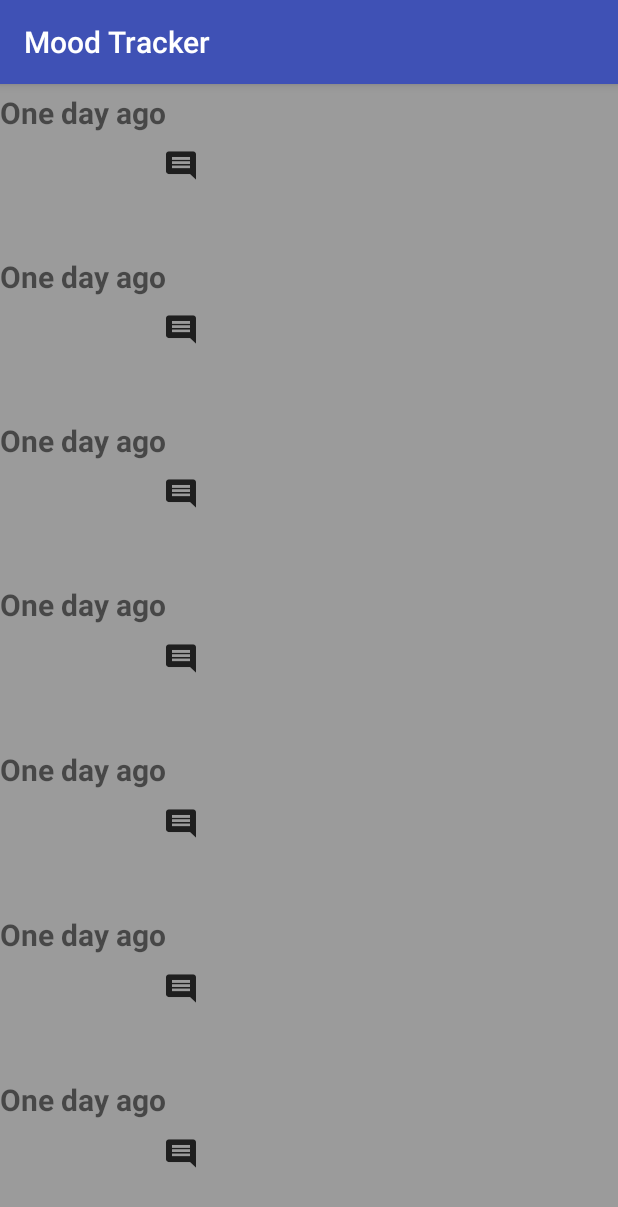
After one commit to gelita/MoodTracker, an Android app: the HistoryActivity screen opened directly, with no data from a screen before it, on a phone screen of 412 x 824 dp. The commit adds this screen. Shown: the top 1207 px of the screen. Run offline under Robolectric (Android 15) with nearby library versions, the light colour scheme and no system bars.

Commit message:
added history activity layout file

```diff
--- a/app/src/main/AndroidManifest.xml
+++ b/app/src/main/AndroidManifest.xml
@@ -9,8 +9,9 @@
         android:roundIcon="@mipmap/ic_launcher_round"
         android:supportsRtl="true"
         android:theme="@style/AppTheme">
-        <activity android:name=".MoodHistory"></activity>
-        <activity android:name=".MainActivity">
+        <activity android:name=".Controller.HistoryActivity"></activity>
+        <activity android:name=".Controller.MoodHistory" />
+        <activity android:name=".Controller.MainActivity">
             <intent-filter>
                 <action android:name="android.intent.action.MAIN" />
 
--- /dev/null
+++ b/app/src/main/java/com/fanikiosoftware/moodtracker/Controller/HistoryActivity.java
@@ -0,0 +1,27 @@
+package com.fanikiosoftware.moodtracker.Controller;
+
+import android.os.Bundle;
+import android.support.v7.app.AppCompatActivity;
+import android.view.View;
+import android.widget.Button;
+
+import com.fanikiosoftware.moodtracker.R;
+
+public class HistoryActivity extends AppCompatActivity {
+
+    //message buttons by day btn1=1day ago..btn7=week ago
+    private Button btn1,btn2,btn3,btn4,btn5,btn6,btn7;
+
+    @Override
+    protected void onCreate(Bundle savedInstanceState) {
+        super.onCreate(savedInstanceState);
+        setContentView(R.layout.activity_history);
+        setActivityBackgroundColor(R.color.warm_grey);
+
+    }
+
+    public void setActivityBackgroundColor(int color) {
+        View view = this.getWindow().getDecorView();
+        view.setBackgroundResource(color);
+    }
+}
--- /dev/null
+++ b/app/src/main/java/com/fanikiosoftware/moodtracker/Controller/MainActivity.java
@@ -0,0 +1,53 @@
+package com.fanikiosoftware.moodtracker.Controller;
+
+import android.content.Intent;
+import android.os.Bundle;
+import android.support.v7.app.AppCompatActivity;
+import android.view.View;
+import android.widget.ImageButton;
+import android.widget.ImageView;
+import android.widget.Toast;
+
+import com.fanikiosoftware.moodtracker.R;
+
+public class MainActivity extends AppCompatActivity {
+
+    private ImageView ivMood;
+    private ImageButton mAddButton;
+    private ImageButton mHistoryButton;
+
+    @Override
+    protected void onCreate(final Bundle savedInstanceState) {
+        super.onCreate(savedInstanceState);
+        //checkNewUser();
+        //set default color background for first play
+        setActivityBackgroundColor(R.color.banana_yellow);
+        setContentView(R.layout.activity_main);
+        ivMood = findViewById(R.id.ivMood);
+        ivMood.setImageResource(R.drawable.great_mood);
+        mAddButton = findViewById(R.id.btnAdd);
+        mHistoryButton = findViewById(R.id.btnHistory);
+        //setup button listeners
+        mAddButton.setOnClickListener(new View.OnClickListener() {
+            @Override
+            public void onClick(View v) {
+                //todo
+                Toast.makeText(MainActivity.this, "Hi, I'm the Add button!", Toast.LENGTH_SHORT).show();
+            }
+        });
+        mHistoryButton.setOnClickListener(new View.OnClickListener() {
+            @Override
+            public void onClick(View v) {
+                Intent historyActivityIntent = new Intent(MainActivity.this ,HistoryActivity.class);
+                startActivity(historyActivityIntent);
+            }
+        });
+    }
+
+    public void setActivityBackgroundColor(int color) {
+        View view = this.getWindow().getDecorView();
+        view.setBackgroundResource(color);
+    }
+
+
+}
--- a/app/src/main/java/com/fanikiosoftware/moodtracker/MainActivity.java
+++ /dev/null
@@ -1,25 +0,0 @@
-package com.fanikiosoftware.moodtracker;
-
-import android.os.Bundle;
-import android.support.v7.app.AppCompatActivity;
-import android.view.View;
-import android.widget.ImageView;
-
-public class MainActivity extends AppCompatActivity {
-
-    ImageView ivMood;
-
-    @Override
-    protected void onCreate(Bundle savedInstanceState) {
-        super.onCreate(savedInstanceState);
-        setActivityBackgroundColor(R.color.banana_yellow);
-        setContentView(R.layout.activity_main);
-        ivMood = findViewById(R.id.ivMood);
-        ivMood.setImageResource(R.drawable.great_mood);
-    }
-
-    public void setActivityBackgroundColor(int color) {
-        View view = this.getWindow().getDecorView();
-        view.setBackgroundResource(color);
-    }
-}
--- a/app/src/main/java/com/fanikiosoftware/moodtracker/MoodHistory.java
+++ /dev/null
@@ -1,13 +0,0 @@
-package com.fanikiosoftware.moodtracker;
-
-import android.support.v7.app.AppCompatActivity;
-import android.os.Bundle;
-
-public class MoodHistory extends AppCompatActivity {
-
-    @Override
-    protected void onCreate(Bundle savedInstanceState) {
-        super.onCreate(savedInstanceState);
-        setContentView(R.layout.activity_mood_history);
-    }
-}
--- /dev/null
+++ b/app/src/main/res/layout/activity_history.xml
@@ -0,0 +1,179 @@
+<?xml version="1.0" encoding="utf-8"?>
+<LinearLayout
+    android:layout_height="match_parent"
+    android:layout_width="match_parent"
+    xmlns:android="http://schemas.android.com/apk/res/android"
+    android:weightSum="7"
+    android:orientation="vertical">
+
+    <LinearLayout
+        android:layout_width="match_parent"
+        android:layout_height="0dp"
+        android:layout_weight="1"
+        android:orientation="horizontal">
+
+        <TextView
+            android:layout_width="wrap_content"
+            android:layout_height="wrap_content"
+            android:layout_gravity="start"
+            android:paddingTop="5dp"
+            android:text="@string/one_day_ago"
+            android:fontFamily="sans-serif"
+            android:textSize="20sp"
+            android:textStyle="bold"
+            android:gravity="start"/>
+
+        <ImageButton
+            android:layout_width="wrap_content"
+            android:layout_height="wrap_content"
+            android:src="@drawable/ic_comment_black_48px"
+            android:layout_gravity="center_vertical"
+            android:background="@null"/>
+    </LinearLayout>
+    <LinearLayout
+        android:layout_width="match_parent"
+        android:layout_height="0dp"
+        android:layout_weight="1"
+        android:orientation="horizontal">
+
+        <TextView
+            android:layout_width="wrap_content"
+            android:layout_height="wrap_content"
+            android:layout_gravity="start"
+            android:paddingTop="5dp"
+            android:text="@string/one_day_ago"
+            android:fontFamily="sans-serif"
+            android:textSize="20sp"
+            android:textStyle="bold"
+            android:gravity="start"/>
+
+        <ImageButton
+            android:layout_width="wrap_content"
+            android:layout_height="wrap_content"
+            android:src="@drawable/ic_comment_black_48px"
+            android:layout_gravity="center_vertical"
+            android:background="@null"/>
+    </LinearLayout>
+    <LinearLayout
+        android:layout_width="match_parent"
+        android:layout_height="0dp"
+        android:layout_weight="1"
+        android:orientation="horizontal">
+
+        <TextView
+            android:layout_width="wrap_content"
+            android:layout_height="wrap_content"
+            android:layout_gravity="start"
+            android:paddingTop="5dp"
+            android:text="@string/one_day_ago"
+            android:fontFamily="sans-serif"
+            android:textSize="20sp"
+            android:textStyle="bold"
+            android:gravity="start"/>
+
+        <ImageButton
+            android:layout_width="wrap_content"
+            android:layout_height="wrap_content"
+            android:src="@drawable/ic_comment_black_48px"
+            android:layout_gravity="center_vertical"
+            android:background="@null"/>
+    </LinearLayout>
+    <LinearLayout
+        android:layout_width="match_parent"
+        android:layout_height="0dp"
+        android:layout_weight="1"
+        android:orientation="horizontal">
+
+        <TextView
+            android:layout_width="wrap_content"
+            android:layout_height="wrap_content"
+            android:layout_gravity="start"
+            android:paddingTop="5dp"
+            android:text="@string/one_day_ago"
+            android:fontFamily="sans-serif"
+            android:textSize="20sp"
+            android:textStyle="bold"
+            android:gravity="start"/>
+
+        <ImageButton
+            android:layout_width="wrap_content"
+            android:layout_height="wrap_content"
+            android:src="@drawable/ic_comment_black_48px"
+            android:layout_gravity="center_vertical"
+            android:background="@null"/>
+    </LinearLayout>
+    <LinearLayout
+        android:layout_width="match_parent"
+        android:layout_height="0dp"
+        android:layout_weight="1"
+        android:orientation="horizontal">
+
+        <TextView
+            android:layout_width="wrap_content"
+            android:layout_height="wrap_content"
+            android:layout_gravity="start"
+            android:paddingTop="5dp"
+            android:text="@string/one_day_ago"
+            android:fontFamily="sans-serif"
+            android:textSize="20sp"
+            android:textStyle="bold"
+            android:gravity="start"/>
+
+        <ImageButton
+            android:layout_width="wrap_content"
+            android:layout_height="wrap_content"
+            android:src="@drawable/ic_comment_black_48px"
+            android:layout_gravity="center_vertical"
+            android:background="@null"/>
+    </LinearLayout>
+    <LinearLayout
+        android:layout_width="match_parent"
+        android:layout_height="0dp"
+        android:layout_weight="1"
+        android:orientation="horizontal">
+
+        <TextView
+            android:layout_width="wrap_content"
+            android:layout_height="wrap_content"
+            android:layout_gravity="start"
+            android:paddingTop="5dp"
+            android:text="@string/one_day_ago"
+            android:fontFamily="sans-serif"
+            android:textSize="20sp"
+            android:textStyle="bold"
+            android:gravity="start"/>
+
+        <ImageButton
+            android:layout_width="wrap_content"
+            android:layout_height="wrap_content"
+            android:src="@drawable/ic_comment_black_48px"
+            android:layout_gravity="center_vertical"
+            android:background="@null"/>
+    </LinearLayout>
+    <LinearLayout
+        android:layout_width="match_parent"
+        android:layout_height="0dp"
+        android:layout_weight="1"
+        android:orientation="horizontal">
+
+        <TextView
+            android:layout_width="wrap_content"
+            android:layout_height="wrap_content"
+            android:layout_gravity="start"
+            android:paddingTop="5dp"
+            android:text="@string/one_day_ago"
+            android:fontFamily="sans-serif"
+            android:textSize="20sp"
+            android:textStyle="bold"
+            android:gravity="start"/>
+
+        <ImageButton
+            android:layout_width="wrap_content"
+            android:layout_height="wrap_content"
+            android:src="@drawable/ic_comment_black_48px"
+            android:layout_gravity="center_vertical"
+            android:background="@null"/>
+    </LinearLayout>
+
+
+</LinearLayout>
--- a/app/src/main/res/layout/activity_mood_history.xml
+++ /dev/null
@@ -1,9 +0,0 @@
-<?xml version="1.0" encoding="utf-8"?>
-<android.support.constraint.ConstraintLayout xmlns:android="http://schemas.android.com/apk/res/android"
-    xmlns:app="http://schemas.android.com/apk/res-auto"
-    xmlns:tools="http://schemas.android.com/tools"
-    android:layout_width="match_parent"
-    android:layout_height="match_parent"
-    tools:context=".MoodHistory">
-
-</android.support.constraint.ConstraintLayout>
--- a/app/src/main/res/values/strings.xml
+++ b/app/src/main/res/values/strings.xml
@@ -7,4 +7,11 @@
     <string name="decent_desc">Decent mood emoji</string>
     <string name="button_add_note">Add Note Button</string>
     <string name="button_view_history">View History Button</string>
+    <string name="one_day_ago">One day ago</string>
+    <string name="two_days_ago">Two days ago</string>
+    <string name="three_days_ago">Three days ago</string>
+    <string name="four_days_ago">Four days ago</string>
+    <string name="five_days_ago">Five days ago</string>
+    <string name="six_days_ago">Six days ago</string>
+    <string name="one_week_ago">One week ago</string>
 </resources>
```
